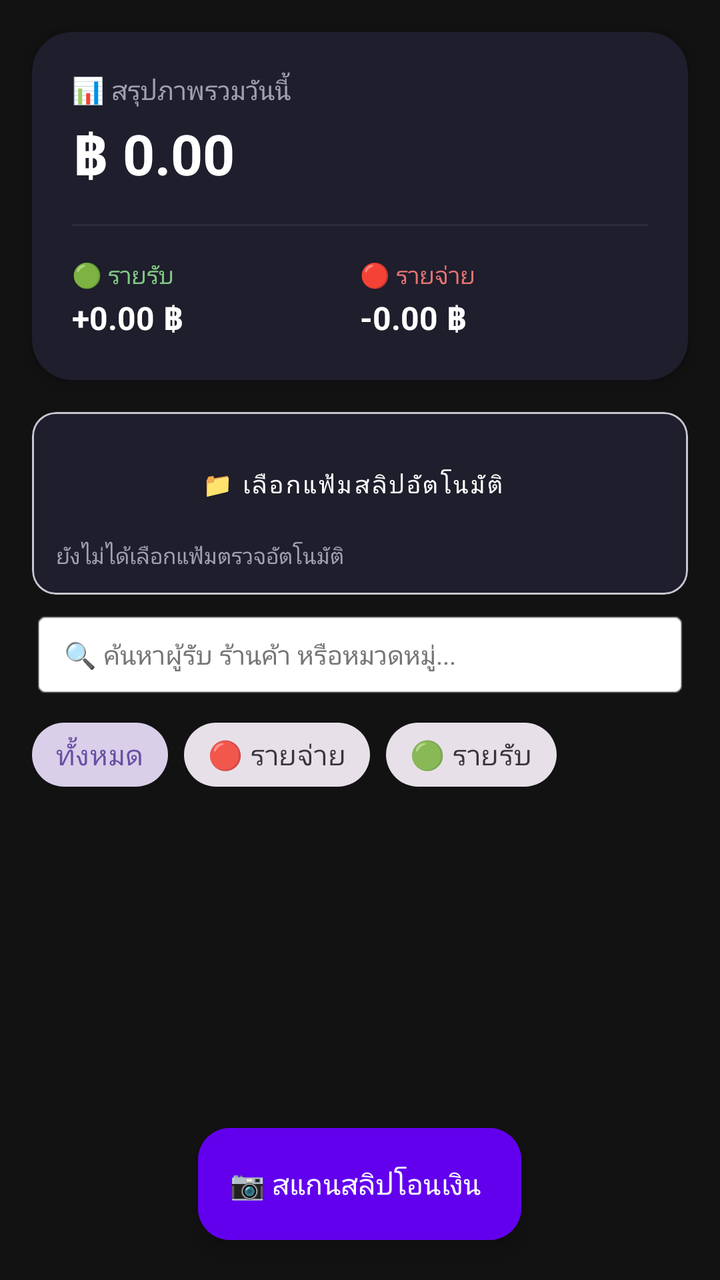
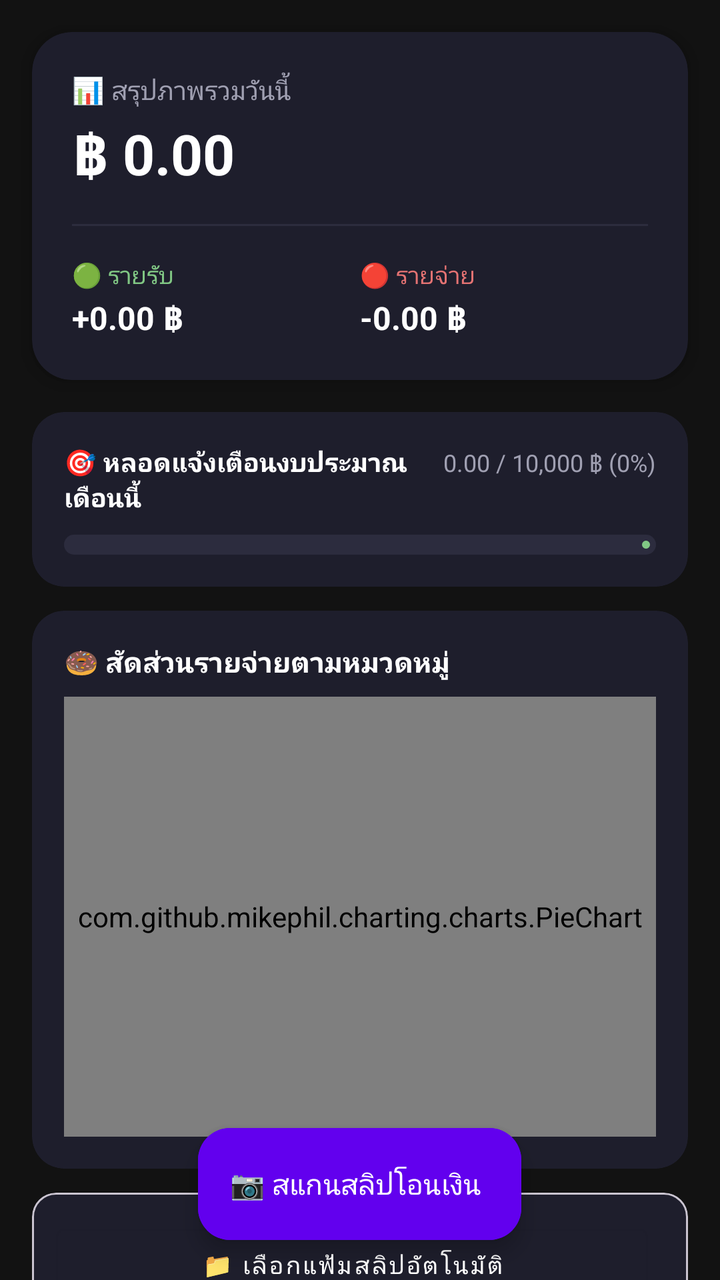

The first picture is an Android layout as it rendered before a commit; the second is the same layout after the commit. The layout source and the unified diff follow.
<!-- AndroidManifest.xml: application theme Theme.Material3.DayNight.NoActionBar -->
<!-- res/layout/activity_main.xml -->
<?xml version="1.0" encoding="utf-8"?>
<androidx.coordinatorlayout.widget.CoordinatorLayout 
    xmlns:android="http://schemas.android.com/apk/res/android"
    xmlns:app="http://schemas.android.com/apk/res-auto"
    android:layout_width="match_parent"
    android:layout_height="match_parent"
    android:background="#121212">

    <LinearLayout
        android:layout_width="match_parent"
        android:layout_height="match_parent"
        android:orientation="vertical">

        
        <include layout="@layout/layout_summary_card" />

        
        <com.google.android.material.card.MaterialCardView
            android:layout_width="match_parent"
            android:layout_height="wrap_content"
            android:layout_marginHorizontal="16dp"
            android:layout_marginBottom="8dp"
            app:cardBackgroundColor="#1E1E2C"
            app:cardCornerRadius="12dp">

            <LinearLayout
                android:layout_width="match_parent"
                android:layout_height="wrap_content"
                android:orientation="vertical"
                android:padding="12dp">

                <LinearLayout
                    android:layout_width="match_parent"
                    android:layout_height="wrap_content"
                    android:orientation="horizontal"
                    android:gravity="center_vertical">

                    <Button
                        android:id="@+id/btnSelectFolder"
                        style="@style/Widget.MaterialComponents.Button.OutlinedButton"
                        android:layout_width="0dp"
                        android:layout_height="wrap_content"
                        android:layout_weight="1"
                        android:text="📁 เลือกแฟ้มสลิปอัตโนมัติ"
                        android:textColor="#FFFFFF"
                        android:textSize="12sp" />

                    <Spinner
                        android:id="@+id/spInterval"
                        android:layout_width="wrap_content"
                        android:layout_height="wrap_content"
                        android:layout_marginStart="8dp"
                        android:background="#2C2C3E" />
                </LinearLayout>

                <TextView
                    android:id="@+id/tvFolderPath"
                    android:layout_width="wrap_content"
                    android:layout_height="wrap_content"
                    android:layout_marginTop="4dp"
                    android:text="ยังไม่ได้เลือกแฟ้มตรวจอัตโนมัติ"
                    android:textColor="#A0A0B2"
                    android:textSize="11sp" />

            </LinearLayout>
        </com.google.android.material.card.MaterialCardView>

        
        <LinearLayout
            android:layout_width="match_parent"
            android:layout_height="wrap_content"
            android:orientation="vertical"
            android:paddingHorizontal="16dp">

            <EditText
                android:id="@+id/etSearch"
                android:layout_width="match_parent"
                android:layout_height="44dp"
                android:background="@android:drawable/editbox_background"
                android:hint="🔍 ค้นหาผู้รับ ร้านค้า หรือหมวดหมู่..."
                android:paddingHorizontal="16dp"
                android:textColor="#FFFFFF"
                android:textColorHint="#757575"
                android:textSize="13sp" />

            <com.google.android.material.chip.ChipGroup
                android:id="@+id/chipGroupFilter"
                android:layout_width="match_parent"
                android:layout_height="wrap_content"
                android:layout_marginTop="4dp"
                app:singleSelection="true">

                <com.google.android.material.chip.Chip
                    android:id="@+id/chipAll"
                    style="@style/Widget.MaterialComponents.Chip.Choice"
                    android:layout_width="wrap_content"
                    android:layout_height="wrap_content"
                    android:checked="true"
                    android:text="ทั้งหมด" />

                <com.google.android.material.chip.Chip
                    android:id="@+id/chipExpense"
                    style="@style/Widget.MaterialComponents.Chip.Choice"
                    android:layout_width="wrap_content"
                    android:layout_height="wrap_content"
                    android:text="🔴 รายจ่าย" />

                <com.google.android.material.chip.Chip
                    android:id="@+id/chipIncome"
                    style="@style/Widget.MaterialComponents.Chip.Choice"
                    android:layout_width="wrap_content"
                    android:layout_height="wrap_content"
                    android:text="🟢 รายรับ" />
            </com.google.android.material.chip.ChipGroup>

        </LinearLayout>

        
        <androidx.recyclerview.widget.RecyclerView
            android:id="@+id/rvHistory"
            android:layout_width="match_parent"
            android:layout_height="0dp"
            android:layout_weight="1"
            android:clipToPadding="false"
            android:paddingTop="4dp"
            android:paddingBottom="80dp" />

    </LinearLayout>

    <com.google.android.material.floatingactionbutton.ExtendedFloatingActionButton
        android:id="@+id/fabScan"
        android:layout_width="wrap_content"
        android:layout_height="wrap_content"
        android:layout_gravity="bottom|center_horizontal"
        android:layout_marginBottom="20dp"
        android:backgroundTint="#6200EE"
        android:text="📷 สแกนสลิปโอนเงิน"
        android:textColor="#FFFFFF"
        app:iconTint="#FFFFFF" />

</androidx.coordinatorlayout.widget.CoordinatorLayout>
<!-- res/layout/layout_summary_card.xml (included above) -->
<?xml version="1.0" encoding="utf-8"?>
<com.google.android.material.card.MaterialCardView 
    xmlns:android="http://schemas.android.com/apk/res/android"
    xmlns:app="http://schemas.android.com/apk/res-auto"
    android:layout_width="match_parent"
    android:layout_height="wrap_content"
    android:layout_margin="16dp"
    app:cardCornerRadius="20dp"
    app:cardElevation="6dp"
    app:cardBackgroundColor="#1E1E2C"
    app:strokeWidth="0dp">

    <LinearLayout
        android:layout_width="match_parent"
        android:layout_height="wrap_content"
        android:orientation="vertical"
        android:padding="20dp">

        <TextView
            android:id="@+id/tvHeaderDate"
            android:layout_width="wrap_content"
            android:layout_height="wrap_content"
            android:text="📊 สรุปภาพรวมวันนี้"
            android:textColor="#A0A0B2"
            android:textSize="13sp" />

        <TextView
            android:id="@+id/tvNetBalance"
            android:layout_width="wrap_content"
            android:layout_height="wrap_content"
            android:layout_marginTop="4dp"
            android:text="฿ 0.00"
            android:textColor="#FFFFFF"
            android:textSize="28sp"
            android:textStyle="bold" />

        <View
            android:layout_width="match_parent"
            android:layout_height="1dp"
            android:layout_marginVertical="16dp"
            android:background="#2C2C3E" />

        <LinearLayout
            android:layout_width="match_parent"
            android:layout_height="wrap_content"
            android:orientation="horizontal">

            
            <LinearLayout
                android:layout_width="0dp"
                android:layout_height="wrap_content"
                android:layout_weight="1"
                android:orientation="vertical">

                <TextView
                    android:layout_width="wrap_content"
                    android:layout_height="wrap_content"
                    android:text="🟢 รายรับ"
                    android:textColor="#81C784"
                    android:textSize="12sp" />

                <TextView
                    android:id="@+id/tvTotalIncome"
                    android:layout_width="wrap_content"
                    android:layout_height="wrap_content"
                    android:layout_marginTop="2dp"
                    android:text="+0.00 ฿"
                    android:textColor="#FFFFFF"
                    android:textSize="16sp"
                    android:textStyle="bold" />
            </LinearLayout>

            
            <LinearLayout
                android:layout_width="0dp"
                android:layout_height="wrap_content"
                android:layout_weight="1"
                android:orientation="vertical">

                <TextView
                    android:layout_width="wrap_content"
                    android:layout_height="wrap_content"
                    android:text="🔴 รายจ่าย"
                    android:textColor="#E57373"
                    android:textSize="12sp" />

                <TextView
                    android:id="@+id/tvTotalExpense"
                    android:layout_width="wrap_content"
                    android:layout_height="wrap_content"
                    android:layout_marginTop="2dp"
                    android:text="-0.00 ฿"
                    android:textColor="#FFFFFF"
                    android:textSize="16sp"
                    android:textStyle="bold" />
            </LinearLayout>

        </LinearLayout>

    </LinearLayout>
</com.google.android.material.card.MaterialCardView>
<!-- resources referenced by this layout -->
<resources>

</resources>

<!-- the commit's change to res/layout/activity_main.xml (unified diff, before → after) -->
@@ -6,127 +6,214 @@
     android:layout_height="match_parent"
     android:background="#121212">
 
-    <LinearLayout
+    <androidx.core.widget.NestedScrollView
         android:layout_width="match_parent"
-        android:layout_height="match_parent"
-        android:orientation="vertical">
-
-        
-        <include layout="@layout/layout_summary_card" />
-
-        
-        <com.google.android.material.card.MaterialCardView
-            android:layout_width="match_parent"
-            android:layout_height="wrap_content"
-            android:layout_marginHorizontal="16dp"
-            android:layout_marginBottom="8dp"
-            app:cardBackgroundColor="#1E1E2C"
-            app:cardCornerRadius="12dp">
-
-            <LinearLayout
-                android:layout_width="match_parent"
-                android:layout_height="wrap_content"
-                android:orientation="vertical"
-                android:padding="12dp">
-
-                <LinearLayout
-                    android:layout_width="match_parent"
-                    android:layout_height="wrap_content"
-                    android:orientation="horizontal"
-                    android:gravity="center_vertical">
-
-                    <Button
-                        android:id="@+id/btnSelectFolder"
-                        style="@style/Widget.MaterialComponents.Button.OutlinedButton"
-                        android:layout_width="0dp"
-                        android:layout_height="wrap_content"
-                        android:layout_weight="1"
-                        android:text="📁 เลือกแฟ้มสลิปอัตโนมัติ"
-                        android:textColor="#FFFFFF"
-                        android:textSize="12sp" />
-
-                    <Spinner
-                        android:id="@+id/spInterval"
-                        android:layout_width="wrap_content"
-                        android:layout_height="wrap_content"
-                        android:layout_marginStart="8dp"
-                        android:background="#2C2C3E" />
-                </LinearLayout>
-
-                <TextView
-                    android:id="@+id/tvFolderPath"
-                    android:layout_width="wrap_content"
-                    android:layout_height="wrap_content"
-                    android:layout_marginTop="4dp"
-                    android:text="ยังไม่ได้เลือกแฟ้มตรวจอัตโนมัติ"
-                    android:textColor="#A0A0B2"
-                    android:textSize="11sp" />
-
-            </LinearLayout>
-        </com.google.android.material.card.MaterialCardView>
-
-        
+        android:layout_height="match_parent">
+
         <LinearLayout
             android:layout_width="match_parent"
             android:layout_height="wrap_content"
             android:orientation="vertical"
-            android:paddingHorizontal="16dp">
-
-            <EditText
-                android:id="@+id/etSearch"
-                android:layout_width="match_parent"
-                android:layout_height="44dp"
-                android:background="@android:drawable/editbox_background"
-                android:hint="🔍 ค้นหาผู้รับ ร้านค้า หรือหมวดหมู่..."
-                android:paddingHorizontal="16dp"
-                android:textColor="#FFFFFF"
-                android:textColorHint="#757575"
-                android:textSize="13sp" />
-
-            <com.google.android.material.chip.ChipGroup
-                android:id="@+id/chipGroupFilter"
-                android:layout_width="match_parent"
-                android:layout_height="wrap_content"
-                android:layout_marginTop="4dp"
-                app:singleSelection="true">
-
-                <com.google.android.material.chip.Chip
-                    android:id="@+id/chipAll"
-                    style="@style/Widget.MaterialComponents.Chip.Choice"
-                    android:layout_width="wrap_content"
-                    android:layout_height="wrap_content"
-                    android:checked="true"
-                    android:text="ทั้งหมด" />
-
-                <com.google.android.material.chip.Chip
-                    android:id="@+id/chipExpense"
-                    style="@style/Widget.MaterialComponents.Chip.Choice"
-                    android:layout_width="wrap_content"
-                    android:layout_height="wrap_content"
-                    android:text="🔴 รายจ่าย" />
-
-                <com.google.android.material.chip.Chip
-                    android:id="@+id/chipIncome"
-                    style="@style/Widget.MaterialComponents.Chip.Choice"
-                    android:layout_width="wrap_content"
-                    android:layout_height="wrap_content"
-                    android:text="🟢 รายรับ" />
-            </com.google.android.material.chip.ChipGroup>
+            android:paddingBottom="80dp">
+
+            
+            <include layout="@layout/layout_summary_card" />
+
+            
+            <com.google.android.material.card.MaterialCardView
+                android:layout_width="match_parent"
+                android:layout_height="wrap_content"
+                android:layout_marginHorizontal="16dp"
+                android:layout_marginBottom="12dp"
+                app:cardBackgroundColor="#1E1E2C"
+                app:cardCornerRadius="16dp"
+                app:strokeWidth="0dp">
+
+                <LinearLayout
+                    android:layout_width="match_parent"
+                    android:layout_height="wrap_content"
+                    android:orientation="vertical"
+                    android:padding="16dp">
+
+                    <LinearLayout
+                        android:layout_width="match_parent"
+                        android:layout_height="wrap_content"
+                        android:orientation="horizontal">
+
+                        <TextView
+                            android:layout_width="0dp"
+                            android:layout_height="wrap_content"
+                            android:layout_weight="1"
+                            android:text="🎯 หลอดแจ้งเตือนงบประมาณเดือนนี้"
+                            android:textColor="#FFFFFF"
+                            android:textSize="13sp"
+                            android:textStyle="bold" />
+
+                        <TextView
+                            android:id="@+id/tvBudgetText"
+                            android:layout_width="wrap_content"
+                            android:layout_height="wrap_content"
+                            android:text="0.00 / 10,000 ฿ (0%)"
+                            android:textColor="#A0A0B2"
+                            android:textSize="12sp" />
+                    </LinearLayout>
+
+                    <com.google.android.material.progressindicator.LinearProgressIndicator
+                        android:id="@+id/progressBudget"
+                        android:layout_width="match_parent"
+                        android:layout_height="wrap_content"
+                        android:layout_marginTop="10dp"
+                        app:trackColor="#2C2C3E"
+                        app:indicatorColor="#81C784"
+                        app:trackCornerRadius="8dp"
+                        app:trackThickness="10dp" />
+                </LinearLayout>
+            </com.google.android.material.card.MaterialCardView>
+
+            
+            <com.google.android.material.card.MaterialCardView
+                android:layout_width="match_parent"
+                android:layout_height="wrap_content"
+                android:layout_marginHorizontal="16dp"
+                android:layout_marginBottom="12dp"
+                app:cardBackgroundColor="#1E1E2C"
+                app:cardCornerRadius="16dp"
+                app:strokeWidth="0dp">
+
+                <LinearLayout
+                    android:layout_width="match_parent"
+                    android:layout_height="wrap_content"
+                    android:orientation="vertical"
+                    android:padding="16dp">
+
+                    <TextView
+                        android:layout_width="wrap_content"
+                        android:layout_height="wrap_content"
+                        android:text="🍩 สัดส่วนรายจ่ายตามหมวดหมู่"
+                        android:textColor="#FFFFFF"
+                        android:textSize="14sp"
+                        android:textStyle="bold" />
+
+                    <com.github.mikephil.charting.charts.PieChart
+                        android:id="@+id/pieChartCategory"
+                        android:layout_width="match_parent"
+                        android:layout_height="220dp"
+                        android:layout_marginTop="8dp" />
+                </LinearLayout>
+            </com.google.android.material.card.MaterialCardView>
+
+            
+            <com.google.android.material.card.MaterialCardView
+                android:layout_width="match_parent"
+                android:layout_height="wrap_content"
+                android:layout_marginHorizontal="16dp"
+                android:layout_marginBottom="12dp"
+                app:cardBackgroundColor="#1E1E2C"
+                app:cardCornerRadius="12dp">
+
+                <LinearLayout
+                    android:layout_width="match_parent"
+                    android:layout_height="wrap_content"
+                    android:orientation="vertical"
+                    android:padding="12dp">
+
+                    <LinearLayout
+                        android:layout_width="match_parent"
+                        android:layout_height="wrap_content"
+                        android:gravity="center_vertical"
+                        android:orientation="horizontal">
+
+                        <Button
+                            android:id="@+id/btnSelectFolder"
+                            style="@style/Widget.MaterialComponents.Button.OutlinedButton"
+                            android:layout_width="0dp"
+                            android:layout_height="wrap_content"
+                            android:layout_weight="1"
+                            android:text="📁 เลือกแฟ้มสลิปอัตโนมัติ"
+                            android:textColor="#FFFFFF"
+                            android:textSize="12sp" />
+
+                        <Spinner
+                            android:id="@+id/spInterval"
+                            android:layout_width="wrap_content"
+                            android:layout_height="wrap_content"
+                            android:layout_marginStart="8dp"
+                            android:background="#2C2C3E" />
+                    </LinearLayout>
+
+                    <TextView
+                        android:id="@+id/tvFolderPath"
+                        android:layout_width="wrap_content"
+                        android:layout_height="wrap_content"
+                        android:layout_marginTop="4dp"
+                        android:text="ยังไม่ได้เลือกแฟ้มตรวจอัตโนมัติ"
+                        android:textColor="#A0A0B2"
+                        android:textSize="11sp" />
+                </LinearLayout>
+            </com.google.android.material.card.MaterialCardView>
+
+            
+            <LinearLayout
+                android:layout_width="match_parent"
+                android:layout_height="wrap_content"
+                android:orientation="vertical"
+                android:paddingHorizontal="16dp">
+
+                <EditText
+                    android:id="@+id/etSearch"
+                    android:layout_width="match_parent"
+                    android:layout_height="44dp"
+                    android:background="@android:drawable/editbox_background"
+                    android:hint="🔍 ค้นหาผู้รับ ร้านค้า หรือหมวดหมู่..."
+                    android:paddingHorizontal="16dp"
+                    android:textColor="#FFFFFF"
+                    android:textColorHint="#757575"
+                    android:textSize="13sp" />
+
+                <com.google.android.material.chip.ChipGroup
+                    android:id="@+id/chipGroupFilter"
+                    android:layout_width="match_parent"
+                    android:layout_height="wrap_content"
+                    android:layout_marginTop="4dp"
+                    app:singleSelection="true">
+
+                    <com.google.android.material.chip.Chip
+                        android:id="@+id/chipAll"
+                        style="@style/Widget.MaterialComponents.Chip.Choice"
+                        android:layout_width="wrap_content"
+                        android:layout_height="wrap_content"
+                        android:checked="true"
+                        android:text="ทั้งหมด" />
+
+                    <com.google.android.material.chip.Chip
+                        android:id="@+id/chipExpense"
+                        style="@style/Widget.MaterialComponents.Chip.Choice"
+                        android:layout_width="wrap_content"
+                        android:layout_height="wrap_content"
+                        android:text="🔴 รายจ่าย" />
+
+                    <com.google.android.material.chip.Chip
+                        android:id="@+id/chipIncome"
+                        style="@style/Widget.MaterialComponents.Chip.Choice"
+                        android:layout_width="wrap_content"
+                        android:layout_height="wrap_content"
+                        android:text="🟢 รายรับ" />
+                </com.google.android.material.chip.ChipGroup>
+
+            </LinearLayout>
+
+            
+            <androidx.recyclerview.widget.RecyclerView
+                android:id="@+id/rvHistory"
+                android:layout_width="match_parent"
+                android:layout_height="wrap_content"
+                android:nestedScrollingEnabled="false"
+                android:paddingTop="4dp" />
 
         </LinearLayout>
-
-        
-        <androidx.recyclerview.widget.RecyclerView
-            android:id="@+id/rvHistory"
-            android:layout_width="match_parent"
-            android:layout_height="0dp"
-            android:layout_weight="1"
-            android:clipToPadding="false"
-            android:paddingTop="4dp"
-            android:paddingBottom="80dp" />
-
-    </LinearLayout>
-
+    </androidx.core.widget.NestedScrollView>
+
+    
     <com.google.android.material.floatingactionbutton.ExtendedFloatingActionButton
         android:id="@+id/fabScan"
         android:layout_width="wrap_content"
